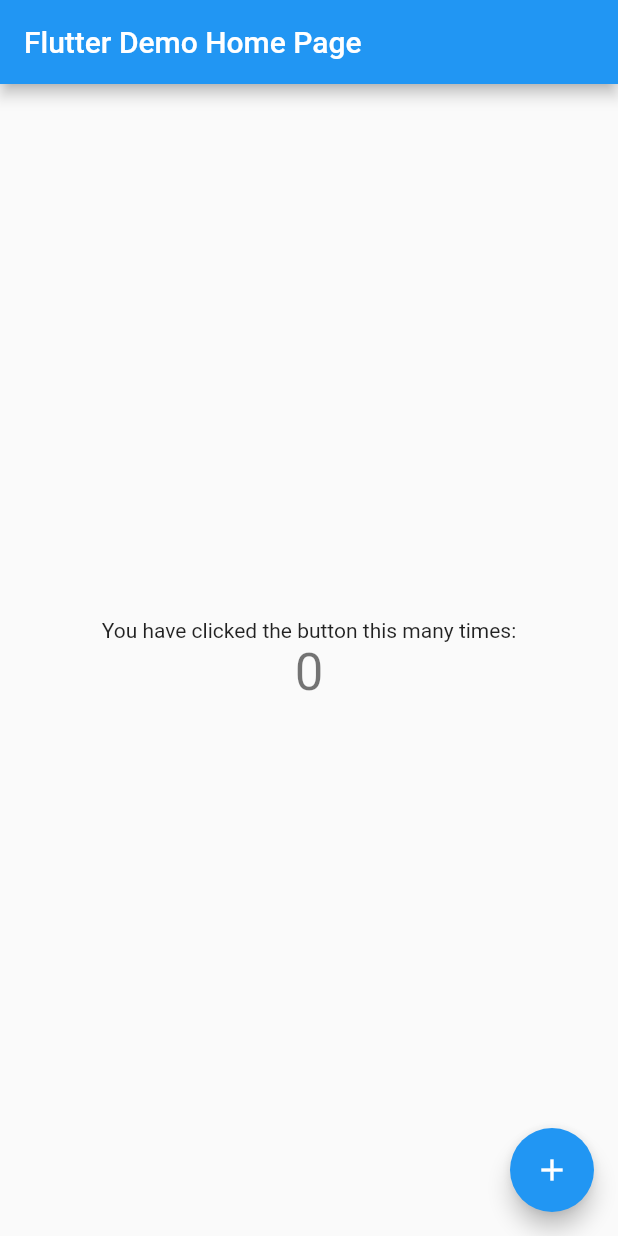
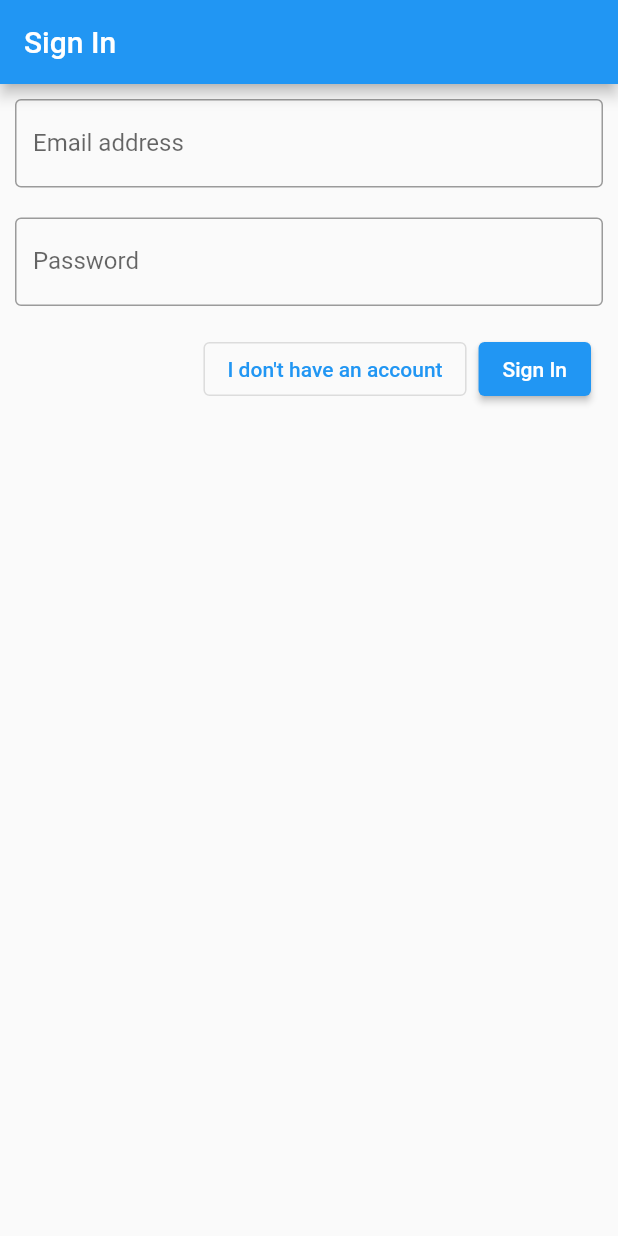
Before and after one commit to fkotd/look_at_my_money, a Flutter app: the screen it shows after launch, on a phone screen of 412 x 824 dp. Run offline on Flutter 3.47's test engine with Material 2 defaults, Android fonts, the phone set to English and light mode, and no system bars.

Commit message:
Added Sign In and Sign Up screens

```diff
--- a/lib/main.dart
+++ b/lib/main.dart
@@ -1,117 +1,55 @@
 import 'package:flutter/material.dart';
+import 'package:look_at_my_money/screens/sign_in_screen.dart';
+import 'package:look_at_my_money/screens/sign_up_screen.dart';
 
 void main() {
-  runApp(MyApp());
+  runApp(LookAtMyMoneyApp());
 }
 
-class MyApp extends StatelessWidget {
-  // This widget is the root of your application.
+class LookAtMyMoneyApp extends StatelessWidget {
   @override
   Widget build(BuildContext context) {
     return MaterialApp(
-      title: 'Flutter Demo',
+      title: 'Look At My Money',
       theme: ThemeData(
-        // This is the theme of your application.
-        //
-        // Try running your application with "flutter run". You'll see the
-        // application has a blue toolbar. Then, without quitting the app, try
-        // changing the primarySwatch below to Colors.green and then invoke
-        // "hot reload" (press "r" in the console where you ran "flutter run",
-        // or simply save your changes to "hot reload" in a Flutter IDE).
-        // Notice that the counter didn't reset back to zero; the application
-        // is not restarted.
         primarySwatch: Colors.blue,
-        // This makes the visual density adapt to the platform that you run
-        // the app on. For desktop platforms, the controls will be smaller and
-        // closer together (more dense) than on mobile platforms.
         visualDensity: VisualDensity.adaptivePlatformDensity,
       ),
-      home: MyHomePage(title: 'Flutter Demo Home Page'),
+      home: _Home(),
     );
   }
 }
 
-class MyHomePage extends StatefulWidget {
-  MyHomePage({Key key, this.title}) : super(key: key);
-
-  // This widget is the home page of your application. It is stateful, meaning
-  // that it has a State object (defined below) that contains fields that affect
-  // how it looks.
-
-  // This class is the configuration for the state. It holds the values (in this
-  // case the title) provided by the parent (in this case the App widget) and
-  // used by the build method of the State. Fields in a Widget subclass are
-  // always marked "final".
-
-  final String title;
-
+class _Home extends StatefulWidget {
   @override
-  _MyHomePageState createState() => _MyHomePageState();
+  _HomeState createState() => _HomeState();
 }
 
-class _MyHomePageState extends State<MyHomePage> {
-  int _counter = 0;
+class _HomeState extends State<_Home> {
+  bool _isAuthenticated = false;
+  bool _showSignIn = true;
 
-  void _incrementCounter() {
-    setState(() {
-      // This call to setState tells the Flutter framework that something has
-      // changed in this State, which causes it to rerun the build method below
-      // so that the display can reflect the updated values. If we changed
-      // _counter without calling setState(), then the build method would not be
-      // called again, and so nothing would appear to happen.
-      _counter++;
-    });
+  void _toggleShowSignIn() {
+    setState(() => _showSignIn = !_showSignIn);
   }
 
   @override
   Widget build(BuildContext context) {
-    // This method is rerun every time setState is called, for instance as done
-    // by the _incrementCounter method above.
-    //
-    // The Flutter framework has been optimized to make rerunning build methods
-    // fast, so that you can just rebuild anything that needs updating rather
-    // than having to individually change instances of widgets.
-    return Scaffold(
-      appBar: AppBar(
-        // Here we take the value from the MyHomePage object that was created by
-        // the App.build method, and use it to set our appbar title.
-        title: Text(widget.title),
-      ),
-      body: Center(
-        // Center is a layout widget. It takes a single child and positions it
-        // in the middle of the parent.
-        child: Column(
-          // Column is also a layout widget. It takes a list of children and
-          // arranges them vertically. By default, it sizes itself to fit its
-          // children horizontally, and tries to be as tall as its parent.
-          //
-          // Invoke "debug painting" (press "p" in the console, choose the
-          // "Toggle Debug Paint" action from the Flutter Inspector in Android
-          // Studio, or the "Toggle Debug Paint" command in Visual Studio Code)
-          // to see the wireframe for each widget.
-          //
-          // Column has various properties to control how it sizes itself and
-          // how it positions its children. Here we use mainAxisAlignment to
-          // center the children vertically; the main axis here is the vertical
-          // axis because Columns are vertical (the cross axis would be
-          // horizontal).
-          mainAxisAlignment: MainAxisAlignment.center,
-          children: <Widget>[
-            Text(
-              'You have clicked the button this many times:',
-            ),
-            Text(
-              '$_counter',
-              style: Theme.of(context).textTheme.headline4,
-            ),
-          ],
-        ),
-      ),
-      floatingActionButton: FloatingActionButton(
-        onPressed: _incrementCounter,
-        tooltip: 'Increment',
-        child: Icon(Icons.add),
-      ), // This trailing comma makes auto-formatting nicer for build methods.
-    );
+    if (_isAuthenticated) {
+      return Text('home');
+    }
+
+    if (_showSignIn) {
+      return SignInScreen(
+        switchToSignUp: _toggleShowSignIn,
+        onSignIn: () {
+          setState(() => _isAuthenticated = true);
+        },
+      );
+    } else {
+      return SignUpScreen(
+        switchToSignIn: _toggleShowSignIn,
+      );
+    }
   }
 }
--- /dev/null
+++ b/lib/screens/sign_in_screen.dart
@@ -0,0 +1,75 @@
+import 'package:flutter/material.dart';
+
+class SignInScreen extends StatelessWidget {
+  const SignInScreen({
+    Key key,
+    this.switchToSignUp,
+    this.onSignIn,
+  }) : super(key: key);
+
+  final Function() switchToSignUp;
+  final Function() onSignIn;
+
+  @override
+  Widget build(BuildContext context) {
+    return Scaffold(
+      appBar: AppBar(
+        automaticallyImplyLeading: false,
+        title: Text('Sign In'),
+      ),
+      body: Form(
+        child: ListView(
+          padding: EdgeInsets.all(10.0),
+          children: [
+            TextFormField(
+              autovalidateMode: AutovalidateMode.onUserInteraction,
+              decoration: InputDecoration(
+                labelText: 'Email address',
+                border: OutlineInputBorder(),
+              ),
+              validator: (value) {
+                if (value.isEmpty) {
+                  return 'This field is required';
+                }
+
+                return null;
+              },
+            ),
+            SizedBox(
+              height: 20.0,
+            ),
+            TextFormField(
+              autovalidateMode: AutovalidateMode.onUserInteraction,
+              decoration: InputDecoration(
+                labelText: 'Password',
+                border: OutlineInputBorder(),
+              ),
+              validator: (value) {
+                if (value.isEmpty) {
+                  return 'This field is required';
+                }
+
+                return null;
+              },
+            ),
+            SizedBox(
+              height: 10.0,
+            ),
+            ButtonBar(
+              children: [
+                OutlinedButton(
+                  child: Text('I don\'t have an account'),
+                  onPressed: switchToSignUp,
+                ),
+                ElevatedButton(
+                  child: Text('Sign In'),
+                  onPressed: onSignIn,
+                ),
+              ],
+            ),
+          ],
+        ),
+      ),
+    );
+  }
+}
```
Also changed, not shown: lib/screens/sign_up_screen.dart (added, +66 -0 lines), pubspec.lock.
